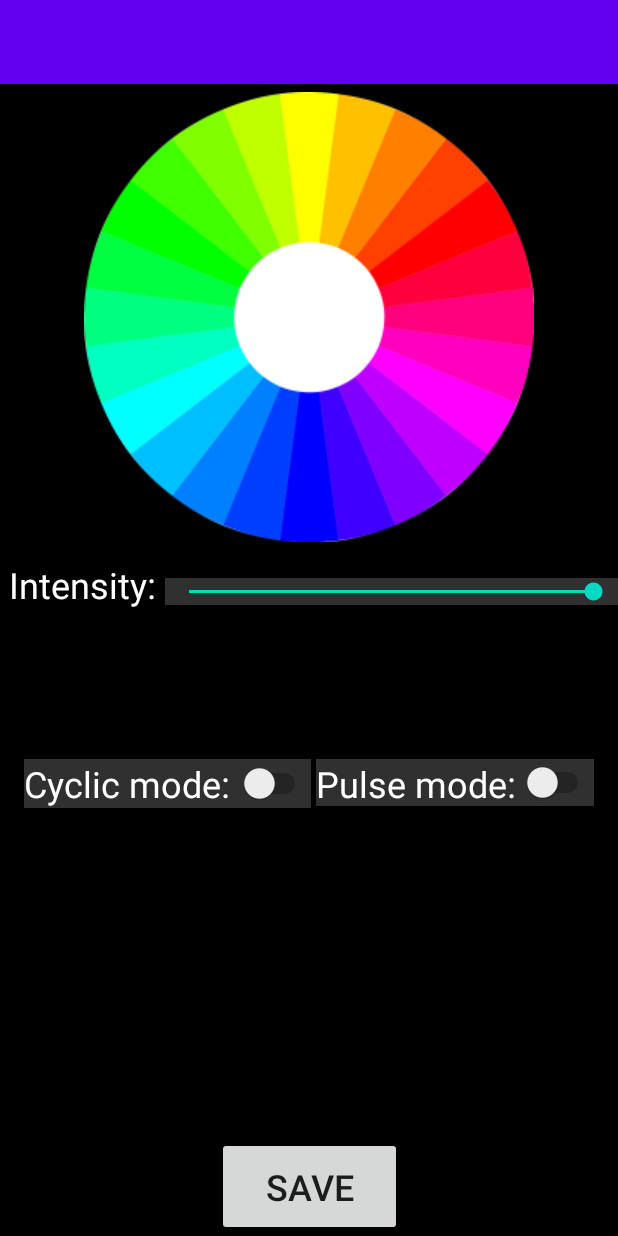
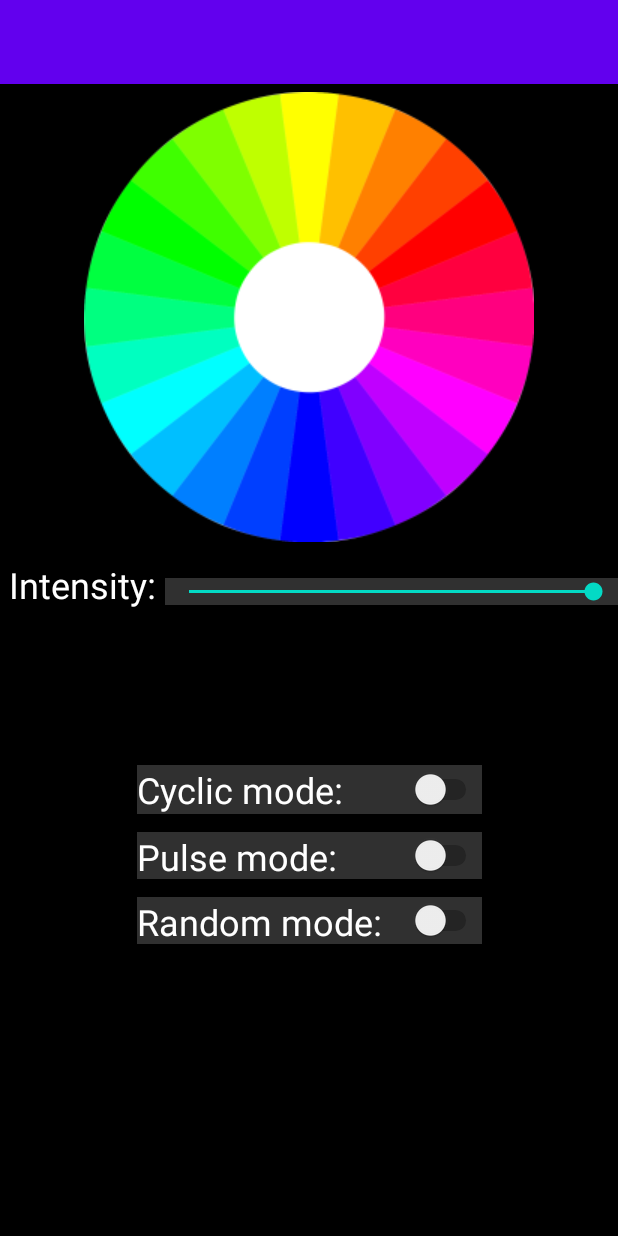
Before and after one commit to sebota/RGB_Bluetooth, an Android app: the SendActivity screen opened directly, with no data from a screen before it, on a phone screen of 412 x 824 dp. Run offline under Robolectric (Android 15) with nearby library versions, the phone set to English and light mode, and no system bars.

Commit message:
usuniety save i dodany random color

```diff
--- a/app/src/main/java/com/example/bluetooth/SendActivity.java
+++ b/app/src/main/java/com/example/bluetooth/SendActivity.java
@@ -24,9 +24,9 @@
     ImageView rgb_image;
     View rgb_view;
     SeekBar rgb_seekbar;
-    Button save_button;
     Switch pulse_switch;
     Switch cyclic_switch;
+    Switch random_switch;
     int r=0, g=0, b=0, intensity=100;
     @SuppressLint("ClickableViewAccessibility")
 
@@ -43,7 +43,7 @@
         rgb_image=findViewById(R.id.rgb_image);
         rgb_view=findViewById(R.id.rgb_view);
         rgb_seekbar=findViewById(R.id.rgb_seekBar);
-        save_button=findViewById(R.id.button_save);
+        random_switch=findViewById(R.id.switch_random);
         pulse_switch=findViewById(R.id.switch_pulse);
         cyclic_switch=findViewById(R.id.switch_cyclic);
 
@@ -71,18 +71,6 @@
             public void onStopTrackingTouch(SeekBar seekBar) {
             }
         });
-        save_button.setOnClickListener(new View.OnClickListener() {
-
-            @Override
-            public void onClick(View view) {
-                String hex = "#SAVED";
-                try {
-                    send.write(hex.getBytes("UTF-8"));
-                } catch (IOException e) {
-                    e.printStackTrace();
-                }
-            }
-        });
         pulse_switch.setOnCheckedChangeListener(new CompoundButton.OnCheckedChangeListener(){
             @Override
             public void onCheckedChanged(CompoundButton cb, boolean on){
@@ -98,6 +86,29 @@
                 else
                 {
                     String hex = "#PULSEOF";
+                    try {
+                        send.write(hex.getBytes("UTF-8"));
+                    } catch (IOException e) {
+                        e.printStackTrace();
+                    }
+                }
+            }
+        });
+        random_switch.setOnCheckedChangeListener(new CompoundButton.OnCheckedChangeListener(){
+            @Override
+            public void onCheckedChanged(CompoundButton cb, boolean on){
+                if(on)
+                {
+                    String hex = "#RNDCLRON";
+                    try {
+                        send.write(hex.getBytes("UTF-8"));
+                    } catch (IOException e) {
+                        e.printStackTrace();
+                    }
+                }
+                else
+                {
+                    String hex = "#RNDCLROF";
                     try {
                         send.write(hex.getBytes("UTF-8"));
                     } catch (IOException e) {
--- a/app/src/main/res/layout/activity_send.xml
+++ b/app/src/main/res/layout/activity_send.xml
@@ -7,6 +7,20 @@
     android:background="#000000"
 
     tools:context=".SendActivity">
+
+    <Switch
+        android:id="@+id/switch_random"
+        android:layout_width="230dp"
+        android:layout_height="31dp"
+        android:layout_marginTop="12dp"
+        android:background="#303030"
+        android:text="Random mode: "
+        android:textColor="#FFFFFF"
+        android:textSize="24sp"
+        app:layout_constraintEnd_toEndOf="parent"
+        app:layout_constraintHorizontal_bias="0.502"
+        app:layout_constraintStart_toStartOf="parent"
+        app:layout_constraintTop_toBottomOf="@+id/switch_pulse" />
 
     <ImageView
         android:id="@+id/rgb_image"
@@ -51,38 +65,29 @@
 
     <Switch
         android:id="@+id/switch_cyclic"
-        android:layout_width="wrap_content"
+        android:layout_width="230dp"
         android:layout_height="wrap_content"
-        android:layout_marginStart="16dp"
-        android:layout_marginTop="8dp"
+        android:layout_marginTop="12dp"
         android:background="#303030"
         android:text="Cyclic mode: "
         android:textColor="#FFFFFF"
         android:textSize="24sp"
+        app:layout_constraintEnd_toEndOf="parent"
         app:layout_constraintStart_toStartOf="parent"
         app:layout_constraintTop_toBottomOf="@+id/rgb_view" />
 
     <Switch
         android:id="@+id/switch_pulse"
-        android:layout_width="185dp"
+        android:layout_width="230dp"
         android:layout_height="31dp"
-        android:layout_marginTop="8dp"
-        android:layout_marginEnd="16dp"
+        android:layout_marginTop="12dp"
         android:background="#303030"
         android:text="Pulse mode: "
         android:textColor="#FFFFFF"
         android:textSize="24sp"
         app:layout_constraintEnd_toEndOf="parent"
-        app:layout_constraintTop_toBottomOf="@+id/rgb_view" />
-
-    <Button
-        android:id="@+id/button_save"
-        android:layout_width="123dp"
-        android:layout_height="66dp"
-        android:text="Save"
-        android:textSize="24sp"
-        app:layout_constraintBottom_toBottomOf="parent"
-        app:layout_constraintEnd_toEndOf="parent"
-        app:layout_constraintStart_toStartOf="parent" />
+        app:layout_constraintHorizontal_bias="0.502"
+        app:layout_constraintStart_toStartOf="parent"
+        app:layout_constraintTop_toBottomOf="@+id/switch_cyclic" />
 
 </androidx.constraintlayout.widget.ConstraintLayout>
```
